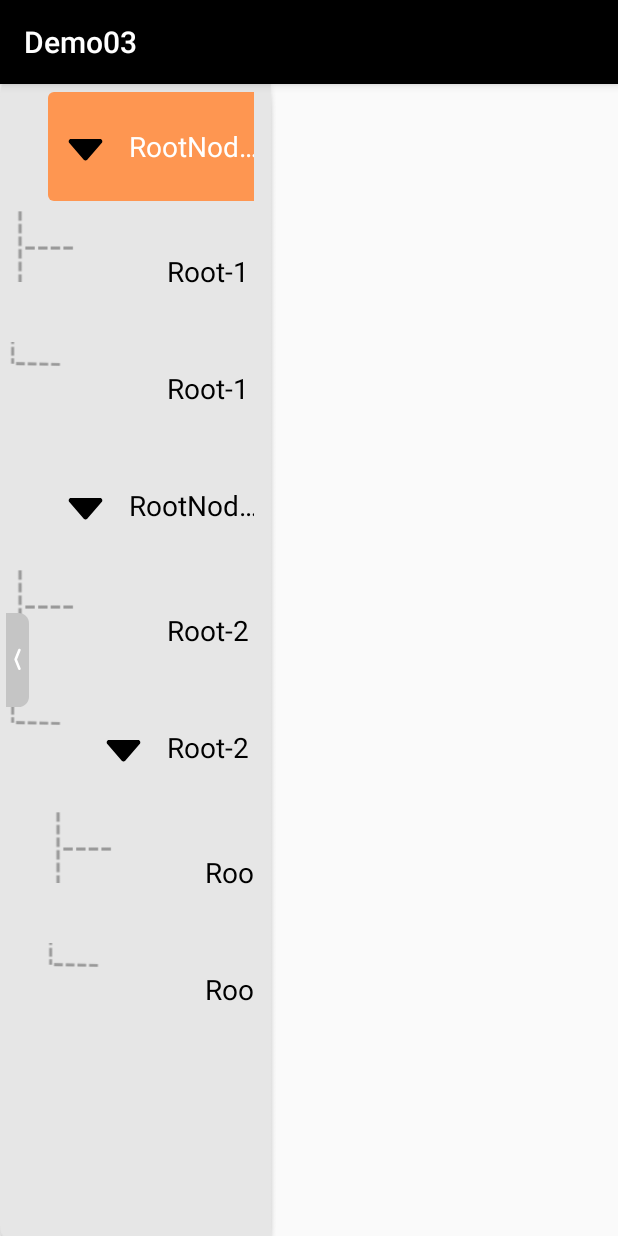
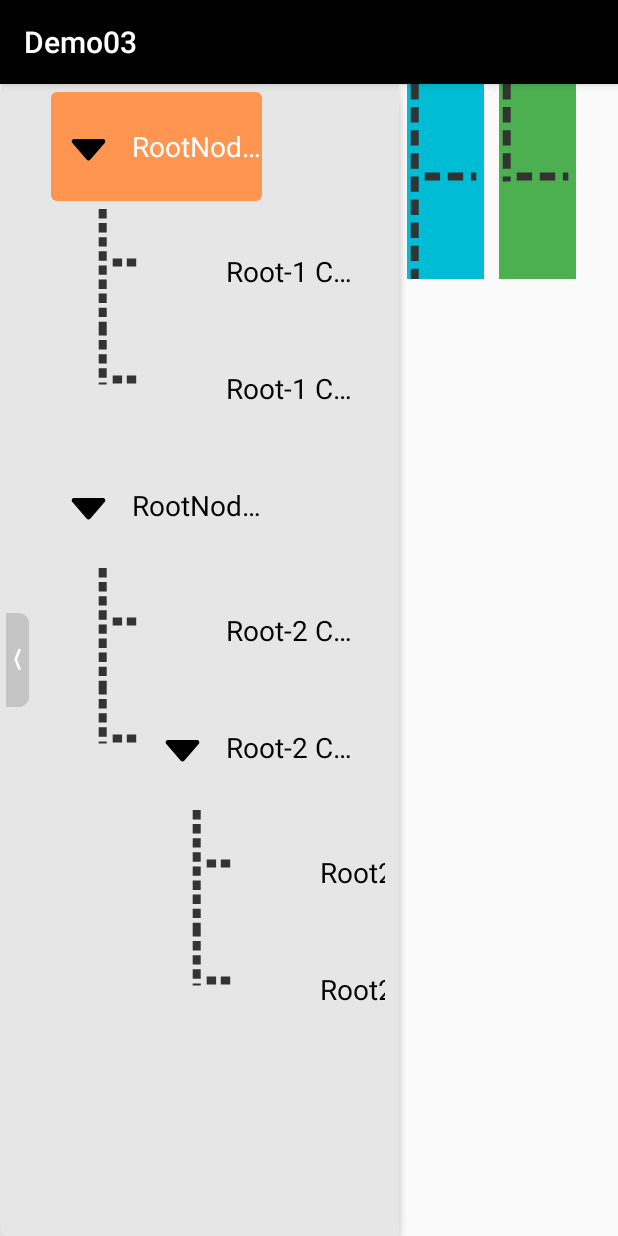
Before and after one commit to halleown/Demo03, an Android app: the screen it shows after launch (TreeActivity), on a phone screen of 412 x 824 dp. Run offline under Robolectric (Android 15) with nearby library versions, the phone set to English and light mode, and no system bars.

Commit message:
实现虚线

```diff
--- /dev/null
+++ b/app/src/main/java/com/example/demo03/mytree/LShapeView.kt
@@ -0,0 +1,65 @@
+package com.example.demo03.mytree
+
+import android.content.Context
+import android.graphics.Canvas
+import android.graphics.DashPathEffect
+import android.graphics.Paint
+import android.util.AttributeSet
+import android.view.View
+import kotlin.math.min
+
+class LShapeView @JvmOverloads constructor(
+    context: Context,
+    attrs: AttributeSet? = null,
+    defStyleAttr: Int = 0
+) : View(context, attrs, defStyleAttr) {
+
+    private val paint = Paint().apply {
+        color = 0xFF333333.toInt() // 深灰色
+        // 虚线宽度
+        strokeWidth = 8f
+        style = Paint.Style.STROKE
+    }
+
+    override fun onDraw(canvas: Canvas) {
+        super.onDraw(canvas)
+
+        val width = width.toFloat()
+        val height = height.toFloat()
+        val centerX = width / 2
+
+        // L形只占高度的一半，绘制在上半部分
+        val availableHeight = height / 2f  // 只使用上半部分的高度
+//        val topY = height * 0.1f  // 从顶部10%的位置开始
+        val topY = 0
+        val bottomY = height * 0.5f  // 到高度50%的位置结束（下半部分空白）
+
+        // 竖线使用可用高度的100%
+        val verticalSize = availableHeight * 1f
+        // 横线使用宽度的80%
+        val horizontalSize = width * 0.8f
+
+        // 根据实际绘制尺寸动态设置虚线参数
+        val minSize = min(verticalSize, horizontalSize)
+        val dashLength = minSize / 4f// 虚线长度
+        val gapLength = dashLength / 2f// 虚线间隔
+        paint.pathEffect = DashPathEffect(floatArrayOf(dashLength, gapLength), 0f)
+
+        // 绘制L字：竖线在左，横线在底部
+        // 竖线（左侧，从上向下延伸，只在上半部分）
+        val verticalStartX = centerX - horizontalSize / 2  // 竖线起点X与横线起点对齐
+        val verticalStartY = topY
+        val verticalEndX = centerX - horizontalSize / 2
+        val verticalEndY = bottomY  // 竖线终点在高度一半的位置
+
+        canvas.drawLine(verticalStartX, verticalStartY.toFloat(), verticalEndX, verticalEndY, paint)
+
+        // 横线（在高度一半的位置，从竖线底部向右延伸）
+        val horizontalStartX = centerX - horizontalSize / 2 + 10// +10是为了离竖线远一些
+        val horizontalStartY = bottomY - 5  // 横线在高度一半的位置，-5是上横线上移
+        val horizontalEndX = centerX + horizontalSize / 2
+        val horizontalEndY = bottomY - 5
+
+        canvas.drawLine(horizontalStartX, horizontalStartY, horizontalEndX, horizontalEndY, paint)
+    }
+}
--- /dev/null
+++ b/app/src/main/java/com/example/demo03/mytree/TShapeView.kt
@@ -0,0 +1,63 @@
+package com.example.demo03.mytree
+
+import android.content.Context
+import android.graphics.Canvas
+import android.graphics.DashPathEffect
+import android.graphics.Paint
+import android.util.AttributeSet
+import android.util.Log
+import android.view.View
+import kotlin.math.min
+
+class TShapeView @JvmOverloads constructor(
+    context: Context,
+    attrs: AttributeSet? = null,
+    defStyleAttr: Int = 0
+) : View(context, attrs, defStyleAttr) {
+
+    private val TAG = "TShapeView"
+
+    private val paint = Paint().apply {
+        color = 0xFF333333.toInt() // 深灰色
+        strokeWidth = 8f
+        style = Paint.Style.STROKE
+    }
+
+    override fun onDraw(canvas: Canvas) {
+        super.onDraw(canvas)
+
+        val width = width.toFloat()
+        val height = height.toFloat()
+        val centerX = width / 2
+        val centerY = height / 2
+
+        // 使用不同的比例来充分利用宽高
+        // 竖线使用高度的100%
+        val verticalSize = height * 1
+        // 横线使用宽度的80%
+        val horizontalSize = width * 0.8f
+
+        Log.d(TAG, "onDraw: ${width}-----${height}")
+
+        // 根据实际绘制尺寸动态设置虚线参数
+        // 使用较小的尺寸来计算虚线，保持一致性
+        val minSize = min(verticalSize, horizontalSize)
+        val dashLength = minSize / 4f
+        val gapLength = dashLength / 2f
+        paint.pathEffect = DashPathEffect(floatArrayOf(dashLength, gapLength), 0f)
+
+        // 绘制竖线（中间，上下延伸）- 使用高度来填充
+        val verticalStartX = centerX - horizontalSize / 2  // 竖线起点X与横线起点对齐
+        val verticalStartY = centerY - verticalSize / 2
+        val verticalEndX = centerX - horizontalSize / 2
+        val verticalEndY = centerY + verticalSize / 2
+        canvas.drawLine(verticalStartX, verticalStartY, verticalEndX, verticalEndY, paint)
+
+        // 绘制横线（从竖线中间向右延伸）- 使用宽度来填充
+        val horizontalStartX = centerX - horizontalSize / 2 + 10
+        val horizontalStartY = centerY - 5
+        val horizontalEndX = centerX + horizontalSize / 2
+        val horizontalEndY = centerY - 5
+        canvas.drawLine(horizontalStartX, horizontalStartY, horizontalEndX, horizontalEndY, paint)
+    }
+}
--- a/app/src/main/java/com/example/demo03/mytree/TreeSideNodeAdapter.kt
+++ b/app/src/main/java/com/example/demo03/mytree/TreeSideNodeAdapter.kt
@@ -63,10 +63,17 @@ class TreeSideNodeAdapter(
         // 根节点不显示线
         if (!getLevel(itemData.Node)) {
             if (position == datas.size - 1) {// 最后一个节点
-                holder.ivLine.setImageResource(R.drawable.line)
+//                holder.ivLine.setImageResource(R.drawable.line)
+                holder.view_l.visibility = View.VISIBLE
+                holder.view_t.visibility = View.GONE
             } else {
-                holder.ivLine.setImageResource(R.drawable.line2)
+//                holder.ivLine.setImageResource(R.drawable.line2)
+                holder.view_l.visibility = View.GONE
+                holder.view_t.visibility = View.VISIBLE
             }
+        } else {
+            holder.view_l.visibility = View.GONE
+            holder.view_t.visibility = View.GONE
         }
 
 
@@ -180,13 +187,15 @@ class TreeSideNodeAdapter(
 
     class TestDemoHolder(itemView: View) : RecyclerView.ViewHolder(itemView) {
         var ivExpand: ImageView
-        var ivLine: ImageView
+//        var ivLine: ImageView
 
         //        var ivPlacehold: ImageView
         var llText: LinearLayout
         var tvName: TextView
         var tvWeak: TextView
         var rlvChild: RecyclerView
+        var view_t: TShapeView
+        var view_l: LShapeView
 
         init {
             ivExpand = itemView.findViewById(R.id.ivExpand)
@@ -195,7 +204,9 @@ class TreeSideNodeAdapter(
             tvName = itemView.findViewById(R.id.tvName)
             tvWeak = itemView.findViewById(R.id.tvWeak)
             rlvChild = itemView.findViewById(R.id.rlvChild)
-            ivLine = itemView.findViewById(R.id.iv_line)
+//            ivLine = itemView.findViewById(R.id.iv_line)
+            view_t = itemView.findViewById(R.id.view_t)
+            view_l = itemView.findViewById(R.id.view_l)
 
         }
     }
--- a/app/src/main/res/layout/activity_tree.xml
+++ b/app/src/main/res/layout/activity_tree.xml
@@ -9,7 +9,7 @@
     <!--左侧侧拉树-->
     <LinearLayout
         android:id="@+id/llTreeSide"
-        android:layout_width="@dimen/_294dp"
+        android:layout_width="@dimen/_434dp"
         android:layout_height="0dp"
         android:background="@drawable/tree_side_bg"
         android:orientation="horizontal"
@@ -77,4 +77,21 @@
         app:layout_constraintStart_toStartOf="parent"
         app:layout_constraintTop_toTopOf="parent" />
 
+
+    <com.example.demo03.mytree.TShapeView
+        android:id="@+id/view1"
+        android:layout_width="51dp"
+        android:layout_height="130dp"
+        android:background="#00BCD4"
+        app:layout_constraintStart_toEndOf="@id/llTreeSide"
+        app:layout_constraintTop_toTopOf="parent"/>
+
+    <com.example.demo03.mytree.LShapeView
+        android:layout_width="51dp"
+        android:layout_height="130dp"
+        android:layout_marginStart="10dp"
+        android:background="#4CAF50"
+        app:layout_constraintStart_toEndOf="@id/view1"
+        app:layout_constraintTop_toTopOf="parent"/>
+
 </androidx.constraintlayout.widget.ConstraintLayout>
--- a/app/src/main/res/layout/item_tree_side.xml
+++ b/app/src/main/res/layout/item_tree_side.xml
@@ -1,24 +1,53 @@
 <?xml version="1.0" encoding="utf-8"?>
-<RelativeLayout xmlns:android="http://schemas.android.com/apk/res/android"
+<androidx.constraintlayout.widget.ConstraintLayout xmlns:android="http://schemas.android.com/apk/res/android"
     android:layout_width="match_parent"
     android:layout_height="wrap_content"
+    xmlns:app="http://schemas.android.com/apk/res-auto"
     android:layoutDirection="ltr"
     android:orientation="vertical">
 
-    <ImageView
-        android:id="@+id/iv_line"
-        android:layout_width="50dp"
-        android:layout_height="50dp"
-        android:layout_gravity="center_vertical" />
+    <!--    <ImageView-->
+    <!--        android:id="@+id/iv_line"-->
+    <!--        android:layout_width="50dp"-->
+    <!--        android:visibility="gone"-->
+    <!--        android:layout_height="50dp"-->
+    <!--        android:layout_gravity="center_vertical" />-->
+
+    <FrameLayout
+        android:id="@+id/frame_view"
+        android:layout_width="@dimen/_50dp"
+        app:layout_constraintStart_toStartOf="parent"
+        app:layout_constraintTop_toTopOf="parent"
+        app:layout_constraintBottom_toBottomOf="@id/llText"
+        android:layout_height="0dp">
+
+        <com.example.demo03.mytree.TShapeView
+            android:id="@+id/view_t"
+            android:layout_width="match_parent"
+            android:visibility="gone"
+            android:layout_height="match_parent"
+            />
+
+        <com.example.demo03.mytree.LShapeView
+            android:id="@+id/view_l"
+            android:layout_width="match_parent"
+            android:layout_height="match_parent"
+            android:visibility="gone"
+            />
+
+    </FrameLayout>
+
+
 
     <!--    -->
     <LinearLayout
         android:id="@+id/llText"
         android:layout_width="wrap_content"
-        android:layout_toEndOf="@id/iv_line"
+        android:layout_toEndOf="@id/frame_view"
         android:layout_height="wrap_content"
         android:paddingVertical="@dimen/_18dp"
-        android:layout_marginStart="@dimen/_12dp"
+        app:layout_constraintTop_toTopOf="parent"
+        app:layout_constraintStart_toEndOf="@id/frame_view"
         android:layout_marginEnd="@dimen/_12dp"
         android:background="@drawable/select_site_menu"
         android:orientation="horizontal"
@@ -73,8 +102,10 @@
             android:layout_width="match_parent"
             android:layout_height="wrap_content"
             android:layout_below="@id/llText"
+            app:layout_constraintTop_toBottomOf="@id/llText"
+            app:layout_constraintStart_toStartOf="parent"
             android:layout_marginTop="@dimen/_8dp"
-        android:layout_marginStart="@dimen/_40dp"
+            android:layout_marginStart="@dimen/_100dp"
             android:nestedScrollingEnabled="false"
             android:visibility="gone"/>
-</RelativeLayout>
+</androidx.constraintlayout.widget.ConstraintLayout>
```
Lines whose indentation alone changed are shown as unchanged.
